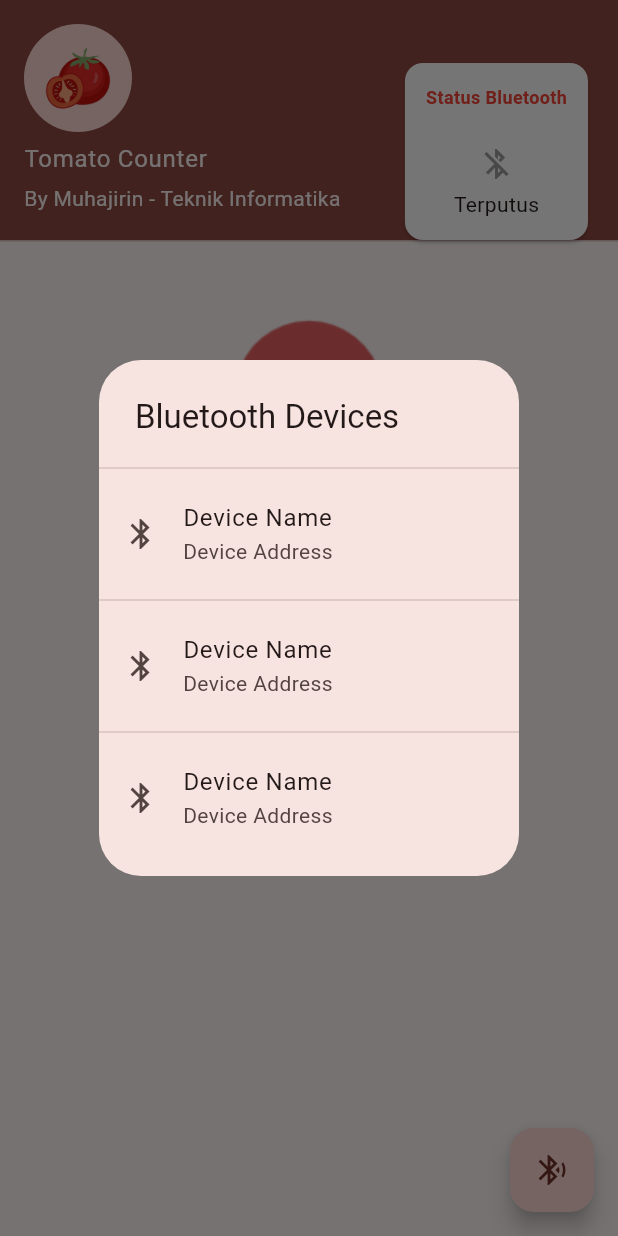
After one commit to hex4coder/bluetooth-tomato-counter-android, a Flutter app: the screen it shows after launch, after a tap on the "bluetooth searching" icon, on a phone screen of 412 x 824 dp. The commit adds this screen. Run offline on Flutter 3.47's test engine with Material 3 defaults, Android fonts, the light colour scheme and no system bars; our stand-ins replace get.

Commit message:
prototipe view untuk bluetooth searching list

```diff
--- a/lib/page/home.dart
+++ b/lib/page/home.dart
@@ -1,5 +1,7 @@
 // Suggested code may be subject to a license. Learn more: ~LicenseLog:3858707840.
 import 'package:flutter/material.dart';
+import 'package:get/get.dart';
+import 'package:myapp/widget/blue-search-list.dart';
 import 'package:myapp/widget/connection.dart';
 import 'package:myapp/widget/nodata.dart';
 
@@ -9,55 +11,43 @@ class DashboardPage extends StatelessWidget {
   @override
   Widget build(BuildContext context) {
     return Scaffold(
+
+        // tombol koneksi bluetooth
+        floatingActionButton: FloatingActionButton(
+          onPressed: () {
+            Get.dialog(const BlueSearchList());
+          },
+          child: const Icon(
+            Icons.bluetooth_searching,
+          ),
+        ),
+
+
+
+
+        // =================================================================== screen view ========================================= //
+        // screen body
         body: SizedBox.fromSize(
           size: MediaQuery.of(context).size,
           child: SingleChildScrollView(
             child: Column(
               crossAxisAlignment: CrossAxisAlignment.center,
               children: [
-
-
                 // user info and bluetooth connection
                 _buildUserInfo(),
 
                 // spacer
                 const SizedBox(height: 20),
 
-
                 // dinamis data
-
 
                 // no data widget
                 const NoDataWidget(),
-
-
               ],
             ),
           ),
         ));
   }
-
-
-
-
-
-
-
-
-
-
-
-
-
-
-
-
-
-
-
-
-
-
 
   // ============================================ widgets area ========================================= ///
 
@@ -105,7 +95,7 @@ class DashboardPage extends StatelessWidget {
         Positioned(
           child: _buildBluetoothStatus(),
           right: 16,
-          top: 16,
+          top: 38,
         ),
       ],
     );
--- /dev/null
+++ b/lib/widget/blue-search-list.dart
@@ -0,0 +1,42 @@
+import 'package:flutter/material.dart';
+import 'package:get/get.dart';
+
+class BlueSearchList extends StatelessWidget {
+  const BlueSearchList({super.key});
+
+  @override
+  Widget build(BuildContext context) {
+    return SimpleDialog(
+      title: const Text('Bluetooth Devices'),
+      children: <Widget>[
+        const Divider(),
+        ListTile(
+          leading: Icon(Icons.bluetooth),
+          title: Text('Device Name'),
+          subtitle: Text('Device Address'),
+          onTap: () {
+            Get.back();
+          },
+        ),
+        const Divider(),
+        ListTile(
+          leading: Icon(Icons.bluetooth),
+          title: Text('Device Name'),
+          subtitle: Text('Device Address'),
+          onTap: () {
+            Get.back();
+          },
+        ),
+        const Divider(),
+        ListTile(
+          leading: Icon(Icons.bluetooth),
+          title: Text('Device Name'),
+          subtitle: Text('Device Address'),
+          onTap: () {
+            Get.back();
+          },
+        ),
+      ],
+    );
+  }
+}
```
Also changed, not shown: lib/services/data.dart (+19 -1 lines).
